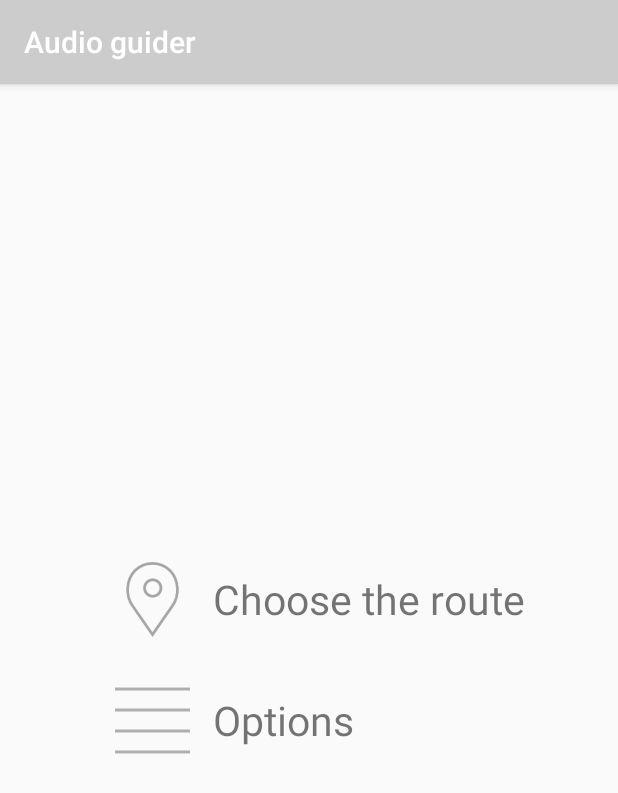
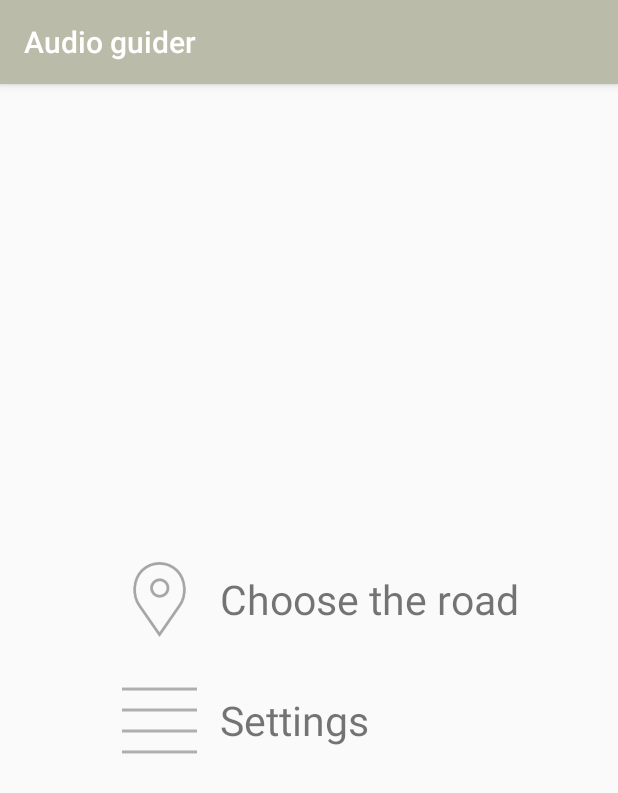
Before and after one commit to tko8567/audio-map-guider, an Android app: the screen it shows after launch (MenuActivity), on a phone screen of 412 x 824 dp. Shown: the top 793 px of the screen. Run offline under Robolectric (Android 15) with nearby library versions, the phone set to English and light mode, and no system bars.

Commit message:
Style colors, map type switcher in menu

```diff
--- a/app/src/main/java/com/example/daniily/footballmap_audiochampionshipguiderexample/activities/MenuActivity.java
+++ b/app/src/main/java/com/example/daniily/footballmap_audiochampionshipguiderexample/activities/MenuActivity.java
@@ -4,12 +4,14 @@ import android.content.Intent;
 import android.os.Bundle;
 import android.support.annotation.Nullable;
 import android.support.v7.app.AppCompatActivity;
+import android.view.Menu;
 import android.view.View;
 
 import com.example.daniily.footballmap_audiochampionshipguiderexample.R;
 
 /**
  * Created by daniily on 2/17/18.
+ * This class shows the Google map and the path user is considered to go
  */
 
 public class MenuActivity extends AppCompatActivity {
@@ -18,7 +20,6 @@ public class MenuActivity extends AppCompatActivity {
     protected void onCreate(@Nullable Bundle savedInstanceState) {
         super.onCreate(savedInstanceState);
         setContentView(R.layout.activity_menu);
-
     }
 
     public void onMenuClick(View v) {
--- a/app/src/main/res/layout/activity_menu.xml
+++ b/app/src/main/res/layout/activity_menu.xml
@@ -1,6 +1,7 @@
 <?xml version="1.0" encoding="utf-8"?>
 <RelativeLayout
     xmlns:android="http://schemas.android.com/apk/res/android"
+    xmlns:tools="http://schemas.android.com/tools"
     android:layout_width="match_parent"
     android:layout_height="match_parent"
     android:gravity="center">
@@ -11,19 +12,21 @@
         android:layout_height="wrap_content"
         android:orientation="horizontal"
         android:gravity="center"
-        android:onClick="onMenuClick">
+        android:onClick="onMenuClick"
+        tools:ignore="UseCompoundDrawables">
 
         <ImageView
             android:id="@+id/map_icon"
             android:layout_width="50dp"
             android:layout_height="50dp"
             android:layout_margin="15dp"
-            android:src="@mipmap/map_icon" />
+            android:src="@mipmap/map_icon"
+            android:contentDescription="@string/contentDescription_map_icon" />
 
         <TextView
             android:layout_width="wrap_content"
             android:layout_height="wrap_content"
-            android:text="Choose the route"
+            android:text="@string/menu_option_road_choice"
             style="@style/PrimaryText"/>
 
     </LinearLayout>
@@ -35,20 +38,22 @@
         android:layout_height="wrap_content"
         android:layout_below="@+id/menu_option_road_choice"
         android:orientation="horizontal"
-        android:gravity="center">
+        android:gravity="center"
+        tools:ignore="UseCompoundDrawables">
 
 
         <ImageView
             android:layout_width="50dp"
             android:layout_height="50dp"
             android:layout_margin="15dp"
-            android:src="@mipmap/options_icon" />
+            android:src="@mipmap/settings_icon"
+            android:contentDescription="@string/contentDescription_settings_icon" />
 
 
         <TextView
             android:layout_width="wrap_content"
             android:layout_height="wrap_content"
-            android:text="Options"
+            android:text="@string/menu_option_settings"
             style="@style/PrimaryText"/>
 
 
--- a/app/src/main/res/values/colors.xml
+++ b/app/src/main/res/values/colors.xml
@@ -1,6 +1,6 @@
 <?xml version="1.0" encoding="utf-8"?>
 <resources>
-    <color name="colorPrimary">#CCC</color>
+    <color name="colorPrimary">#BBA</color>
     <color name="colorPrimaryDark">#999</color>
-    <color name="colorAccent">#F0F0F0</color>
+    <color name="colorAccent">#884</color>
 </resources>
--- a/app/src/main/res/values/strings.xml
+++ b/app/src/main/res/values/strings.xml
@@ -1,4 +1,17 @@
 <resources>
     <string name="app_name">Audio guider</string>
     <string name="title_activity_maps">Map</string>
+    <string name="menu_option_road_choice">Choose the road</string>
+    <string name="menu_option_settings">Settings</string>
+    <string name="map_type_offering">Choose the map type</string>
+    <string name="map_type_none">None</string>
+    <string name="map_type_normal">Normal</string>
+    <string name="map_type_satellite">Satellite</string>
+    <string name="map_type_terrain">Terrain</string>
+    <string name="map_type_hybrid">Hybrid</string>
+    <string name="dialog_option_accept">Accept</string>
+    <string name="dialog_option_decline">Decline</string>
+    <string name="map_menu_switch_map_type">Switch map type</string>
+    <string name="contentDescription_map_icon">Map icon</string>
+    <string name="contentDescription_settings_icon">Settings icon</string>
 </resources>
```
Also changed, not shown: app/src/main/java/com/example/daniily/footballmap_audiochampionshipguiderexample/activities/MapsActivity.java (+40 -6 lines), app/src/main/res/layout/activity_maps.xml (+13 -7 lines), app/src/main/res/layout/dialog_switch_map_type.xml (added, +80 -0 lines), app/src/main/res/mipmap/settings_icon.png (renamed from app/src/main/res/mipmap/options_icon.png), 1 other file.
